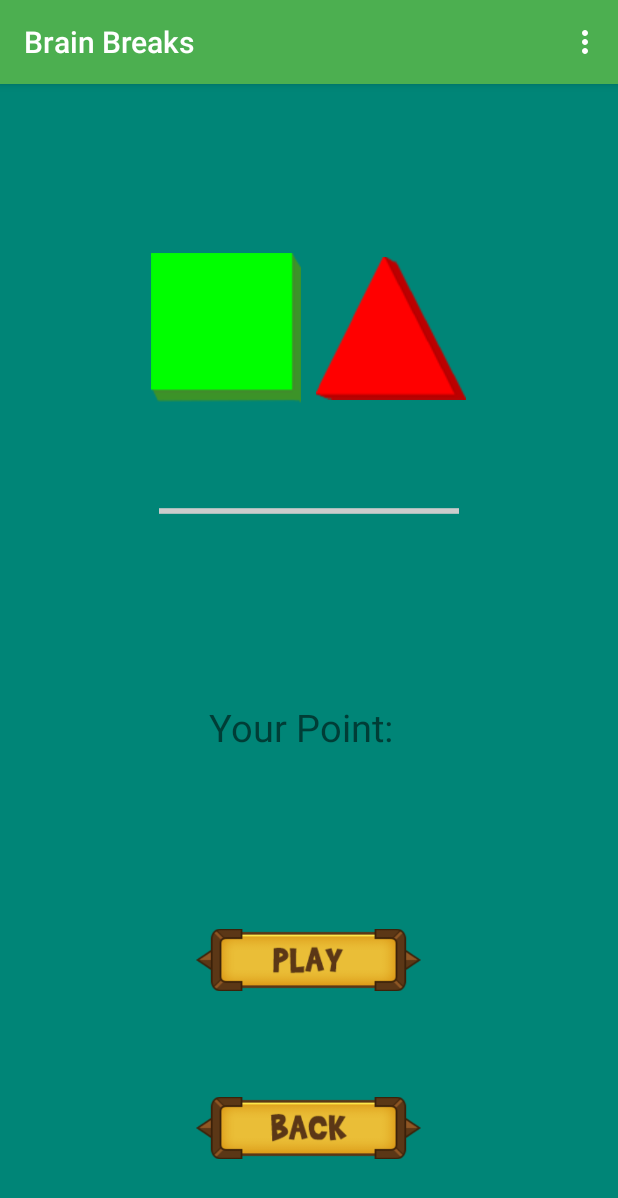
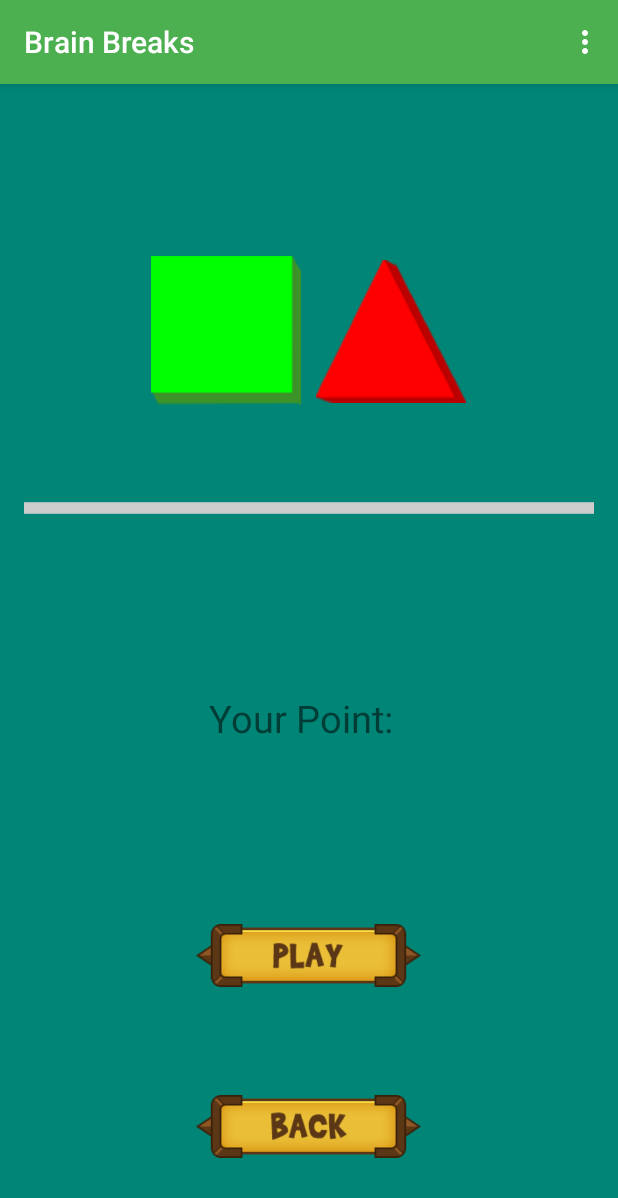
Before and after one commit to kukenqn1994/BrainBreak, an Android app: the ColorShape screen opened directly, with no data from a screen before it, on a phone screen of 412 x 824 dp. Shown: the top 1198 px of the screen. Run offline under Robolectric (Android 15) with nearby library versions, the light colour scheme and no system bars.

Commit message:
final fix

```diff
--- a/app/build.gradle
+++ b/app/build.gradle
@@ -22,7 +22,7 @@ android {
 dependencies {
     compile fileTree(include: ['*.jar'], dir: 'libs')
     testCompile 'junit:junit:4.12'
-    compile 'com.android.support:appcompat-v7:23.0.1'
+    compile 'com.android.support:appcompat-v7:23.1.0'
     compile 'com.android.support:design:23.1.0'
     compile 'com.facebook.android:facebook-android-sdk:4.7.0'
 
--- a/app/src/main/java/vlth/brainbreak/ColorShape.java
+++ b/app/src/main/java/vlth/brainbreak/ColorShape.java
@@ -44,7 +44,7 @@ public class ColorShape extends AppCompatActivity {
         super.onCreate(savedInstanceState);
         setContentView(R.layout.activity_color_shape);
 
-        prog = (NumberProgressBar) findViewById(R.id.prog);
+        prog = (NumberProgressBar) findViewById(R.id.proTimer);
         noti = (TextView) findViewById(R.id.noti);
         tw1 = (TextView) findViewById(R.id.tw1);
         tw2 = (TextView) findViewById(R.id.tw2);
--- a/app/src/main/java/vlth/brainbreak/FreakingMath.java
+++ b/app/src/main/java/vlth/brainbreak/FreakingMath.java
@@ -224,7 +224,7 @@ public class FreakingMath extends AppCompatActivity {
     }
 
     public void btnstart(View view) {
-        pr = (NumberProgressBar) findViewById(R.id.prog);
+        pr = (NumberProgressBar) findViewById(R.id.proTimer);
         final MyTimer mytimer = new MyTimer(1500);
 
         tw.setText(Integer.toString(myScore));
--- a/app/src/main/java/vlth/brainbreak/Library/NumberProgressBar.java
+++ b/app/src/main/java/vlth/brainbreak/Library/NumberProgressBar.java
@@ -496,10 +496,8 @@ public class NumberProgressBar extends View {
         mIfDrawText = visibility == Visible;
         invalidate();
     }
-
     public boolean getProgressTextVisibility() {
         return mIfDrawText;
     }
 
-
 }
--- a/app/src/main/res/layout/activity_color_shape.xml
+++ b/app/src/main/res/layout/activity_color_shape.xml
@@ -61,24 +61,8 @@
     </LinearLayout>
 
     <vlth.brainbreak.Library.NumberProgressBar
-        android:id="@+id/prog"
-        android:layout_width="200dip"
-        android:layout_height="wrap_content"
-
-        custom:progress_unreached_color="#CCCCCC"
-        custom:progress_reached_color="#3498DB"
-
-        custom:progress_unreached_bar_height="3.75dp"
-        custom:progress_reached_bar_height="10.5dp"
-
-        custom:progress_text_size="20sp"
-        custom:progress_text_color="#3498DB"
-        custom:progress_text_offset="1dp"
-        custom:progress_text_visibility="visible"
-
-        android:layout_gravity="center"
-
-        />
+        android:id="@+id/proTimer"
+        style="@style/NumberProgressBar_Default" />
 
     <TextView
         android:layout_width="wrap_content"
--- a/app/src/main/res/layout/activity_main.xml
+++ b/app/src/main/res/layout/activity_main.xml
@@ -19,7 +19,7 @@
             android:layout_weight="0.3"
             android:orientation="vertical">
 
-            <vlth.myproject.Library.NumberProgressBar
+            <vlth.brainbreak.Library.NumberProgressBar
                 android:id="@+id/proTimer"
                 style="@style/NumberProgressBar_Default" />
 
--- a/app/src/main/res/layout/activity_mix_word.xml
+++ b/app/src/main/res/layout/activity_mix_word.xml
@@ -19,7 +19,7 @@
             android:layout_weight="0.15"
             android:orientation="vertical">
 
-            <vlth.myproject.Library.NumberProgressBar
+            <vlth.brainbreak.Library.NumberProgressBar
                 android:id="@+id/proTimer"
                 style="@style/NumberProgressBar_Default" />
 
```
Also changed, not shown: app/src/main/java/vlth/brainbreak/Util/HighScore.java (+15 -14 lines), app/src/main/res/layout/activity_freaking_math.xml (+2 -18 lines).
